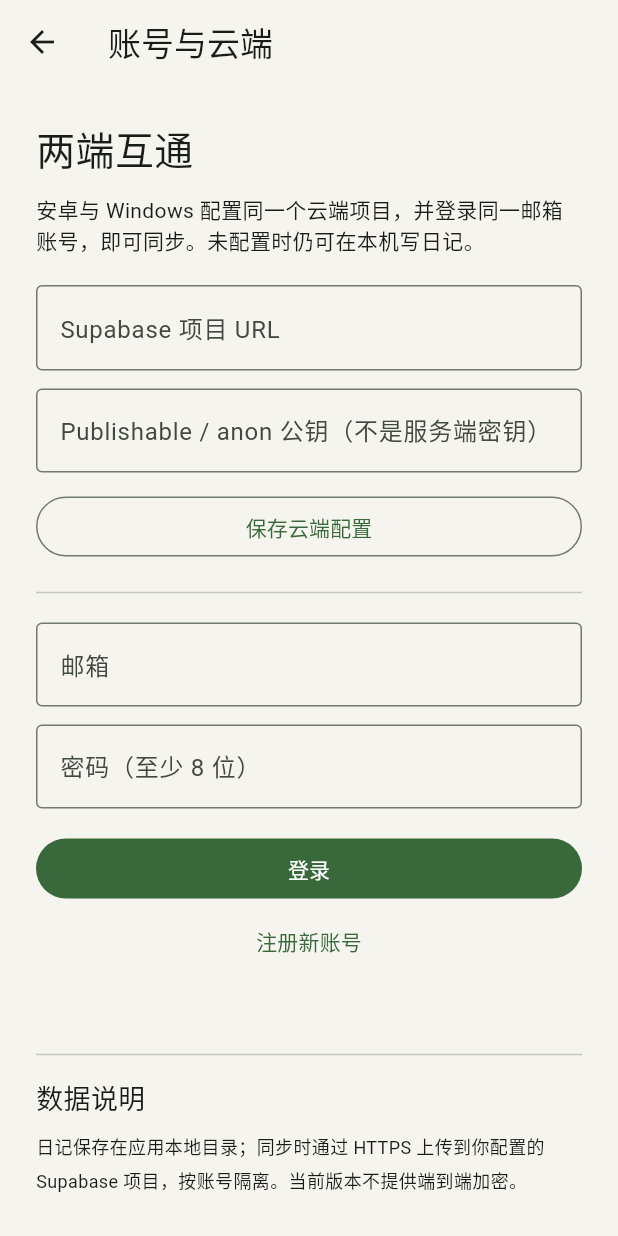
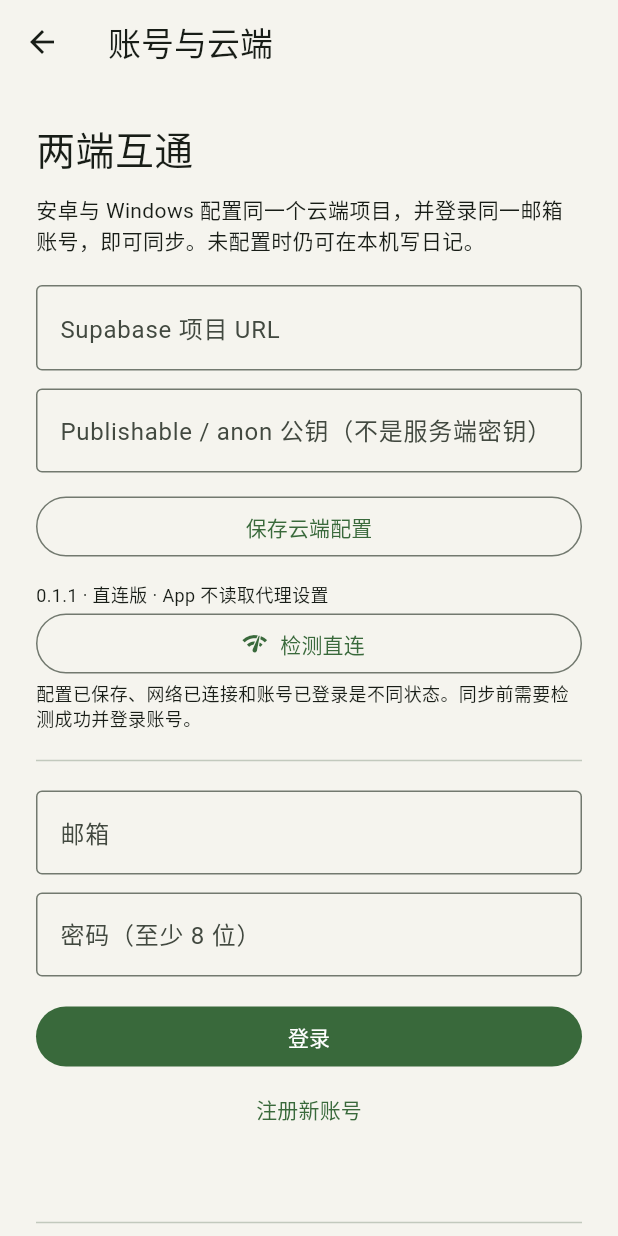
Before and after one commit to pengzhao488-arch/liubai-diary, a Flutter app: the screen it shows after launch, after a tap on the "cloud" icon, on a phone screen of 412 x 824 dp. Run offline on Flutter 3.47's test engine with Material 3 defaults, Android fonts, the phone set to English and light mode, and no system bars; our stand-ins replace flutter_secure_storage, share_plus, shared_preferences; missing offline and left inert: file_selector.

Commit message:
Add explicit direct networking and cloud connection diagnostics in v0.1.1

```diff
--- a/lib/controller.dart
+++ b/lib/controller.dart
@@ -44,7 +44,17 @@ class DiaryController extends ChangeNotifier {
     final newNamespace = newCloud.userId == null ? 'guest' : '$normalized/${newCloud.userId}';
     final next = await store.read(newNamespace);
     await prefs.setString('cloud_url', normalized); await prefs.setString('cloud_key', key.trim());
-    cloud = newCloud; entries = next; status = '云端配置已保存'; notifyListeners();
+    cloud = newCloud; entries = next; status = '配置已保存 · 直连尚未检测'; notifyListeners();
+  }
+  Future<void> checkConnection() async {
+    if (cloud == null) throw Exception('请先保存云端配置。');
+    try {
+      await cloud!.checkConnection();
+      status = signedIn ? '直连检测成功 · 已登录，点击同步' : '直连检测成功 · 尚未登录';
+    } catch (_) {
+      status = '直连检测失败 · 本机保存仍可用';
+      rethrow;
+    } finally { notifyListeners(); }
   }
   Future<void> login(String email, String password) async {
     if (cloud == null) throw Exception('请先配置云端服务。');
--- a/lib/main.dart
+++ b/lib/main.dart
@@ -116,7 +116,7 @@ class _HomeState extends State<Home> {
           const SizedBox(height:12),Row(children:[const Icon(Icons.circle,size:8,color:Color(0xff718369)),
             const SizedBox(width:8),Expanded(child:Text(c.status,style: const TextStyle(fontSize:12))),
             Text('${c.visible.length} 篇',style: const TextStyle(fontSize:12))]),
-          const SizedBox(height:4),Text(c.signedIn ? '账号：${c.cloud!.email}' : '本机模式 · 尚未连接云端',
+          const SizedBox(height:4),Text(c.signedIn ? '账号：${c.cloud!.email}' : (c.cloud == null ? '本机模式 · 未配置云端（可正常保存）' : '云端已配置 · 尚未登录（可本机保存）'),
             style:const TextStyle(fontSize:11,color:Colors.grey))])),
         Expanded(child: items.isEmpty ? const Center(child:Text('把今天的小事，写成明天的回忆。\n\n点击右下角开始写日记。',textAlign:TextAlign.center))
           : ListView.builder(padding:const EdgeInsets.fromLTRB(20,8,20,100),itemCount:items.length,itemBuilder:(ctx,i){
@@ -188,7 +188,13 @@ class _SettingsState extends State<Settings> {
       const Text('安卓与 Windows 配置同一个云端项目，并登录同一邮箱账号，即可同步。未配置时仍可在本机写日记。'),
       const SizedBox(height:20),TextField(controller:url,enabled:!busy,decoration:const InputDecoration(labelText:'Supabase 项目 URL',hintText:'https://项目编号.supabase.co')),
       const SizedBox(height:12),TextField(controller:key,enabled:!busy,decoration:const InputDecoration(labelText:'Publishable / anon 公钥（不是服务端密钥）')),
-      const SizedBox(height:12),OutlinedButton(onPressed:busy?null:()=>run(()=>c.configure(url.text,key.text),'云端配置已保存'),child:const Text('保存云端配置')),
+      const SizedBox(height:12),OutlinedButton(onPressed:busy?null:()=>run(()=>c.configure(url.text,key.text),'配置已保存，尚未验证连接；请点击下方检测直连'),child:const Text('保存云端配置')),
+      const SizedBox(height:12),
+      const Text('0.1.1 · 直连版 · App 不读取代理设置',style:TextStyle(fontSize:12)),
+      OutlinedButton.icon(onPressed:busy?null:()=>run(c.checkConnection,
+        '直连检测成功。可继续注册或登录；此检测不会上传日记。'),
+        icon:const Icon(Icons.network_check),label:const Text('检测直连')),
+      const Text('配置已保存、网络已连接和账号已登录是不同状态。同步前需要检测成功并登录账号。',style:TextStyle(fontSize:12)),
       const Divider(height:40),
       if(c.signedIn)...[Text('已登录：${c.cloud!.email}'),const SizedBox(height:12),
         FilledButton(onPressed:busy?null:()=>run(c.sync,'同步操作结束，返回列表查看具体状态'),child:const Text('立即同步')),
--- /dev/null
+++ b/lib/network.dart
@@ -0,0 +1,23 @@
+import 'dart:io';
+import 'package:http/http.dart' as http;
+import 'package:http/io_client.dart';
+
+/// Explicit application-level direct routing. System VPN/TUN routing, if any,
+/// remains controlled by the operating system. TLS validation stays enabled.
+HttpClient directHttpClient() => HttpClient()
+  ..findProxy = (_) => 'DIRECT'
+  ..connectionTimeout = const Duration(seconds: 15);
+
+http.Client directClient() => IOClient(directHttpClient());
+
+String networkFailure(Object error) {
+  if (error is HandshakeException) {
+    return 'HTTPS 安全连接未建立。当前使用直连（不读取代理设置）。'
+      '这与账号密码无关，本机日记仍可保存；当前网络到云端的连接需要进一步排查。';
+  }
+  if (error is SocketException || error is http.ClientException) {
+    return '直连云端失败或连接被中断。本机日记仍可保存，但尚未上传。'
+      '请点击“检测直连”查看结果；反复修改密码不能解决这个连接问题。';
+  }
+  return '网络请求失败，本机日记仍保留。';
+}
--- a/pubspec.yaml
+++ b/pubspec.yaml
@@ -1,7 +1,7 @@
 name: liubai_diary
 description: Private native diary for Android and Windows.
 publish_to: none
-version: 0.1.0+1
+version: 0.1.1+2
 environment:
   sdk: '>=3.7.0 <4.0.0'
 dependencies:
```
Also changed, not shown: lib/cloud.dart (+35 -3 lines), 3 other files.
